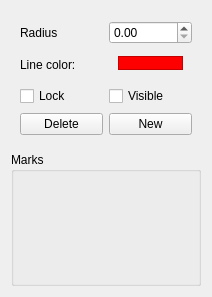
Before: the Qt Designer form src/moonstone/ilsa/plugins/mark/resources/ui/qt/markproperties.ui in aevum/moonstone, drawn with Qt 5.
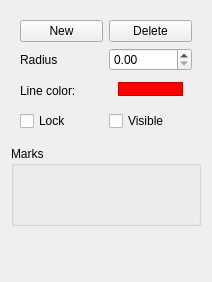
After: the same form once the commit is applied. Icons and pictures are not drawn.

Patch:
```diff
--- a/src/moonstone/ilsa/plugins/mark/resources/ui/qt/markproperties.ui
+++ b/src/moonstone/ilsa/plugins/mark/resources/ui/qt/markproperties.ui
@@ -7,7 +7,7 @@
     <x>0</x>
     <y>0</y>
     <width>212</width>
-    <height>297</height>
+    <height>282</height>
    </rect>
   </property>
   <property name="windowTitle">
@@ -27,21 +27,21 @@
       </size>
      </property>
      <layout class="QGridLayout" name="gridLayout_4">
-      <item row="0" column="0">
+      <item row="2" column="0">
        <widget class="QLabel" name="label">
         <property name="text">
          <string>Radius</string>
         </property>
        </widget>
       </item>
-      <item row="1" column="0">
+      <item row="3" column="0">
        <widget class="QLabel" name="label_3">
         <property name="text">
          <string>Line color:</string>
         </property>
        </widget>
       </item>
-      <item row="1" column="1">
+      <item row="3" column="1">
        <layout class="QHBoxLayout" name="horizontalLayout_4">
         <item>
          <widget class="QWidget" name="widget_2" native="true">
@@ -91,55 +91,74 @@
         </item>
        </layout>
       </item>
-      <item row="3" column="1">
-       <widget class="QPushButton" name="newMarkButton">
-        <property name="text">
-         <string>New</string>
-        </property>
-        <property name="icon">
-         <iconset resource="../../../../measure/resources/ui/qt/resources.qrc">
-          <normaloff>:/static/default/icon/22x22/document-new.png</normaloff>:/static/default/icon/22x22/document-new.png</iconset>
-        </property>
-       </widget>
-      </item>
-      <item row="3" column="0">
-       <widget class="QPushButton" name="deleteMarkButton">
-        <property name="text">
-         <string>Delete</string>
-        </property>
-        <property name="icon">
-         <iconset resource="../../../../measure/resources/ui/qt/resources.qrc">
-          <normaloff>:/static/default/icon/22x22/edit-delete.png</normaloff>:/static/default/icon/22x22/edit-delete.png</iconset>
-        </property>
-       </widget>
-      </item>
-      <item row="0" column="1">
-       <widget class="QDoubleSpinBox" name="thicknessBox"/>
-      </item>
-      <item row="2" column="0">
-       <widget class="QCheckBox" name="lock">
-        <property name="text">
-         <string>Lock</string>
-        </property>
-       </widget>
-      </item>
       <item row="2" column="1">
+       <widget class="QDoubleSpinBox" name="thicknessBox"/>
+      </item>
+      <item row="4" column="1">
        <widget class="QCheckBox" name="visible">
         <property name="text">
          <string>Visible</string>
         </property>
        </widget>
       </item>
+      <item row="4" column="0">
+       <widget class="QCheckBox" name="lock">
+        <property name="text">
+         <string>Lock</string>
+        </property>
+       </widget>
+      </item>
+      <item row="1" column="1">
+       <widget class="QPushButton" name="deleteMarkButton">
+        <property name="text">
+         <string>Delete</string>
+        </property>
+        <property name="icon">
+         <iconset resource="../../../../measure/resources/ui/qt/resources.qrc">
+          <normaloff>:/static/default/icon/22x22/edit-delete.png</normaloff>:/static/default/icon/22x22/edit-delete.png</iconset>
+        </property>
+       </widget>
+      </item>
+      <item row="1" column="0">
+       <widget class="QPushButton" name="newMarkButton">
+        <property name="text">
+         <string>New</string>
+        </property>
+        <property name="icon">
+         <iconset resource="../../../../measure/resources/ui/qt/resources.qrc">
+          <normaloff>:/static/default/icon/22x22/document-new.png</normaloff>:/static/default/icon/22x22/document-new.png</iconset>
+        </property>
+       </widget>
+      </item>
      </layout>
     </widget>
    </item>
    <item>
     <widget class="QGroupBox" name="markGroup">
+     <property name="minimumSize">
+      <size>
+       <width>0</width>
+       <height>80</height>
+      </size>
+     </property>
      <property name="title">
       <string>Marks</string>
      </property>
     </widget>
    </item>
+   <item>
+    <spacer name="verticalSpacer">
+     <property name="orientation">
+      <enum>Qt::Vertical</enum>
+     </property>
+     <property name="sizeHint" stdset="0">
+      <size>
+       <width>20</width>
+       <height>40</height>
+      </size>
+     </property>
+    </spacer>
+   </item>
   </layout>
  </widget>
  <resources>
```
